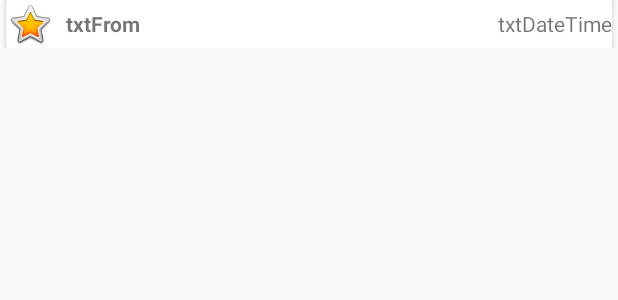
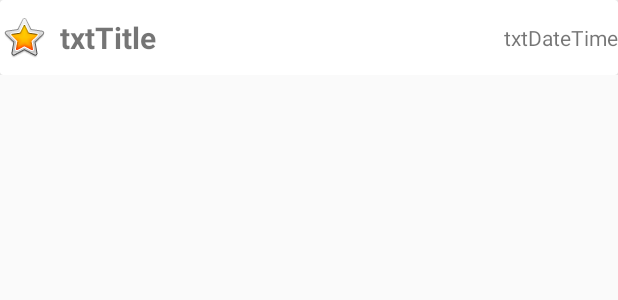
Before and after one commit to kvbcode/fastnotes, an Android app: the layout row_item.xml on its own in the app's theme, with its tools: preview values and no code run, on a phone screen of 412 x 824 dp. Shown: the top 300 px of the screen. Run offline under Robolectric (Android 15) with nearby library versions, the phone set to English and light mode, and no system bars.

Commit message:
fix #4 and another small fixes
add: ObservableTextWatcher extracted to public class
edit: row_item.xml sizes and paddings
edit: onChanged ObservableTextWatcher for title in article editor

```diff
--- a/app/src/main/java/com/cyber/adapter/RowItemAdapter.java
+++ b/app/src/main/java/com/cyber/adapter/RowItemAdapter.java
@@ -69,7 +69,7 @@ public class RowItemAdapter extends RecyclerView.Adapter<RowItemAdapter.RowItemV
 
             txtTitle = container.findViewById(R.id.txtTitle);
             txtDateTime = container.findViewById(R.id.txtDateTime);
-            cardView = container.findViewById(R.id.messageRowItemCardView);
+            cardView = container.findViewById(R.id.rowItemCardView);
         }
 
         View bindItem(RowItem item){
--- a/app/src/main/res/layout/row_item.xml
+++ b/app/src/main/res/layout/row_item.xml
@@ -6,17 +6,18 @@
     android:layout_height="wrap_content">
 
     <android.support.v7.widget.CardView
-        android:id="@+id/messageRowItemCardView"
+        android:id="@+id/rowItemCardView"
         android:layout_width="match_parent"
         android:layout_height="wrap_content"
-        android:layout_margin="4dp"
-        android:padding="4dp"
-        tools:layout_editor_absoluteX="4dp">
+        android:padding="8dp"
+        tools:layout_editor_absoluteX="4dp"
+        tools:layout_editor_absoluteY="0dp">
 
         <LinearLayout
             android:layout_width="match_parent"
             android:layout_height="wrap_content"
             android:gravity="center"
+            android:minHeight="50sp"
             android:orientation="horizontal">
 
             <ImageView
@@ -34,7 +35,8 @@
                 android:paddingLeft="8dp"
                 android:paddingRight="8dp"
                 android:singleLine="true"
-                android:text="txtFrom"
+                android:text="txtTitle"
+                android:textSize="20sp"
                 android:textStyle="bold" />
 
             <TextView
@@ -44,7 +46,8 @@
                 android:layout_weight="0"
                 android:singleLine="true"
                 android:text="txtDateTime"
-                android:textAllCaps="false" />
+                android:textAllCaps="false"
+                android:textSize="14sp" />
         </LinearLayout>
 
     </android.support.v7.widget.CardView>
```
Also changed, not shown: app/src/main/java/com/cyber/fastnotes/MakeNoteActivity.java (+18 -4 lines), app/src/main/java/com/cyber/fastnotes/view/ArticleView.java (+2 -13 lines), app/src/main/java/com/cyber/rx/ui/ObservableTextWatcher.java (added, +19 -0 lines).
